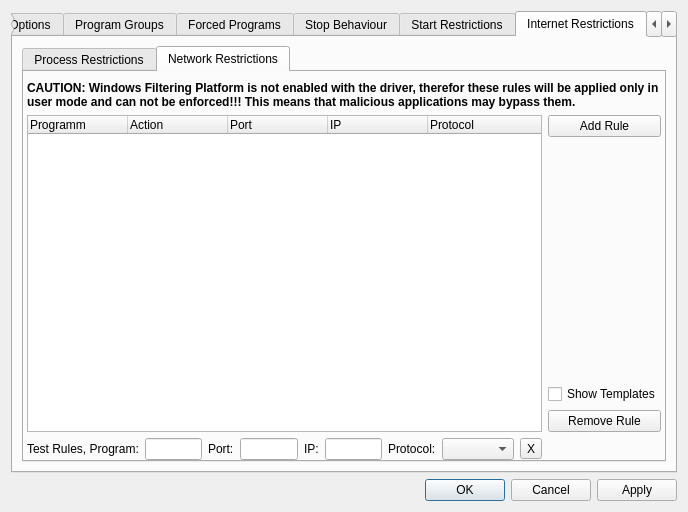
Old version of the form SandboxiePlus/SandMan/Forms/OptionsWindow.ui in the repository sandboxie-plus/Sandboxie.
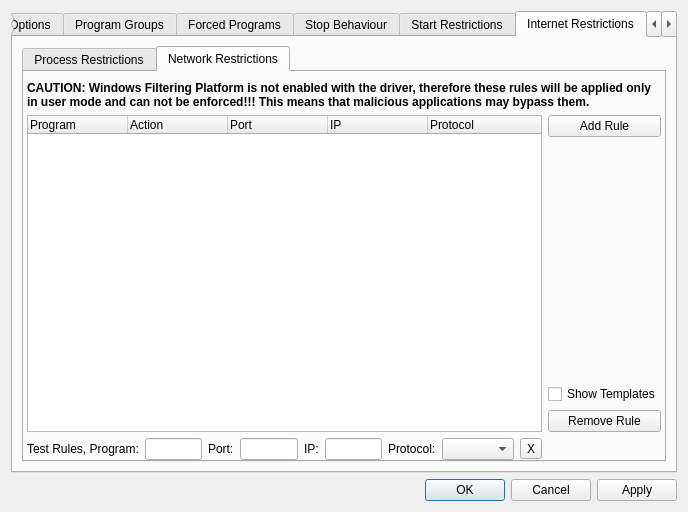
New version of the form. The open tabs and pages were chosen to show the change.

The edit to the form file:
```diff
--- a/SandboxiePlus/SandMan/Forms/OptionsWindow.ui
+++ b/SandboxiePlus/SandMan/Forms/OptionsWindow.ui
@@ -1316,7 +1316,7 @@
                 <widget class="QTreeWidget" name="treeNetFw">
                  <column>
                   <property name="text">
-                   <string>Programm</string>
+                   <string>Program</string>
                   </property>
                  </column>
                  <column>
@@ -1357,7 +1357,7 @@
                   </font>
                  </property>
                  <property name="text">
-                  <string>CAUTION: Windows Filtering Platform is not enabled with the driver, therefor these rules will be applied only in user mode and can not be enforced!!! This means that malicious applications may bypass them.</string>
+                  <string>CAUTION: Windows Filtering Platform is not enabled with the driver, therefore these rules will be applied only in user mode and can not be enforced!!! This means that malicious applications may bypass them.</string>
                  </property>
                  <property name="wordWrap">
                   <bool>true</bool>
```
